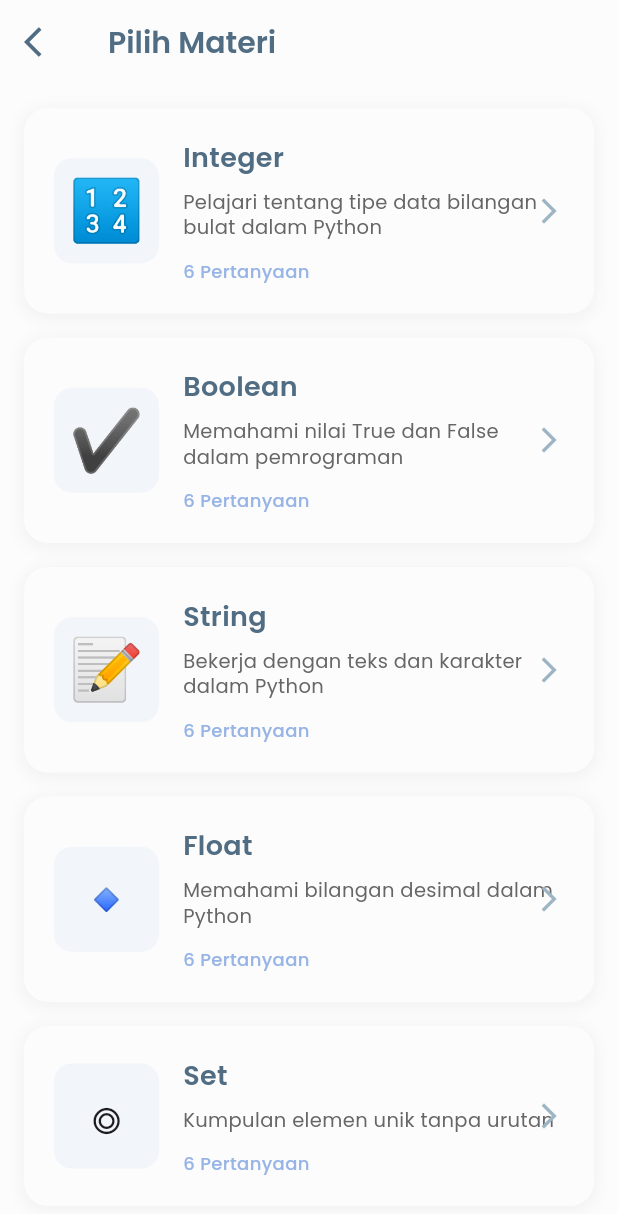
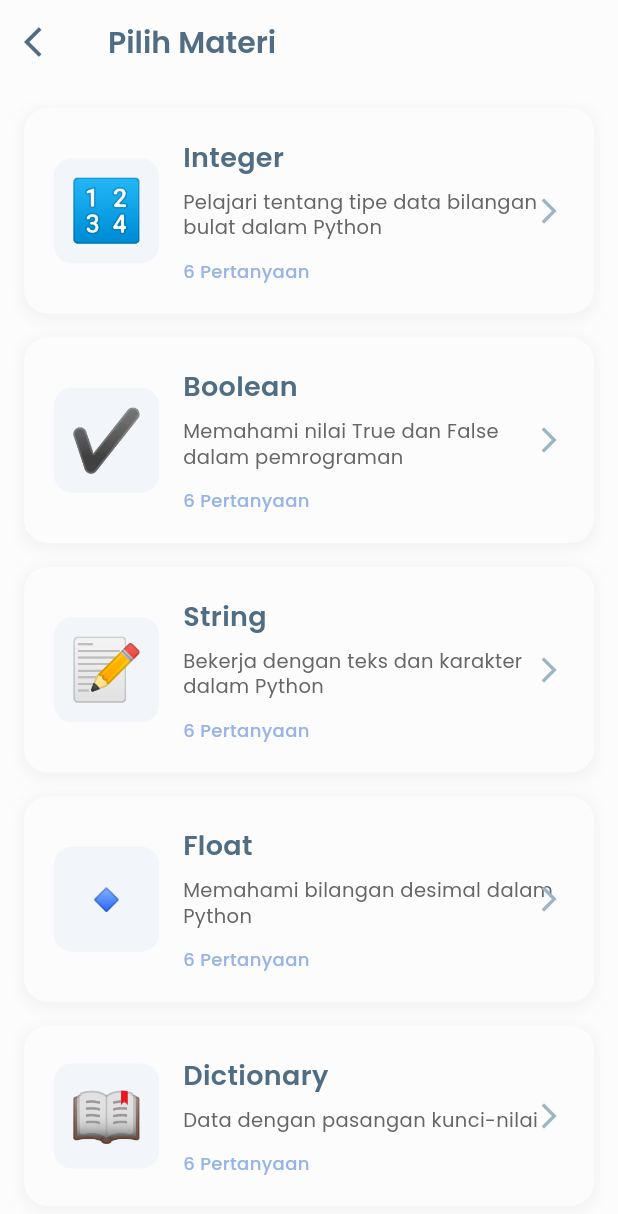
Before and after one commit to keepdahustle/ARPY, a Flutter app: the TasksScreen screen opened directly, after a tap on "Mulai Quiz", on a phone screen of 412 x 824 dp. Shown: the top 1214 px of the screen. Run offline on Flutter 3.47's test engine with Material 3 defaults, Android fonts, the phone set to English and light mode, and no system bars; our stand-ins replace camera, file_picker, google_fonts, pdf, permission_handler, printing and 1 more; missing offline and left inert: model_viewer_plus; accounts and stored records are empty.

Commit message:
feat: complete dynamic GLB 3D asset mapping for 5 core Python materials
- Map Integer, Float, String, Boolean, Dictionary to assets/3d/<Material>.glb
- Enable dynamic 3D lock in AR camera reticle
- Remove Set material references from models and screens

Co-Authored-By: Claude Code <noreply@anthropic.com>

```diff
--- a/lib/models/quiz_question.dart
+++ b/lib/models/quiz_question.dart
@@ -28,7 +28,7 @@ class PythonMaterial {
   });
 }
 
-// Quiz Data untuk 6 materi dasar Python
+// Quiz Data untuk 5 materi dasar Python
 class QuizDataManager {
   static List<PythonMaterial> getAllMaterials() {
     return [
@@ -36,7 +36,6 @@ class QuizDataManager {
       _getBooleanMaterial(),
       _getStringMaterial(),
       _getFloatMaterial(),
-      _getSetMaterial(),
       _getDictionaryMaterial(),
     ];
   }
@@ -252,59 +251,6 @@ class QuizDataManager {
     );
   }
 
-  static PythonMaterial _getSetMaterial() {
-    return PythonMaterial(
-      id: 'set',
-      name: 'Set',
-      description: 'Kumpulan elemen unik tanpa urutan',
-      icon: '◎',
-      questions: [
-        QuizQuestion(
-          question: 'Bagaimana cara membuat Set dalam Python?',
-          options: ['[1,2,3]', '{1,2,3}', '(1,2,3)', 'set(1,2,3)'],
-          correctAnswerIndex: 1,
-          explanation:
-              'Set dibuat menggunakan kurung kurawal {}. Set tidak dapat memiliki duplikat.',
-        ),
-        QuizQuestion(
-          question: 'Apa karakteristik utama dari Set?',
-          options: ['Urut dan bisa duplikat', 'Tidak urut dan tidak bisa duplikat', 'Urut dan tidak bisa duplikat', 'Tidak urut dan bisa duplikat'],
-          correctAnswerIndex: 1,
-          explanation:
-              'Set tidak memiliki urutan tertentu dan secara otomatis menghapus duplikat.',
-        ),
-        QuizQuestion(
-          question: 'Apa hasil dari {1,2,2,3}?',
-          options: ['{1,2,2,3}', '{1,2,3}', 'Error', '{3,2,1}'],
-          correctAnswerIndex: 1,
-          explanation:
-              'Set secara otomatis menghapus duplikat. Hasil dari {1,2,2,3} adalah {1,2,3}.',
-        ),
-        QuizQuestion(
-          question: 'Metode mana untuk menambah elemen ke Set?',
-          options: ['add()', 'append()', 'insert()', 'push()'],
-          correctAnswerIndex: 0,
-          explanation:
-              'Method add() digunakan untuk menambah satu elemen ke Set.',
-        ),
-        QuizQuestion(
-          question: 'Bagaimana cara menghapus semua elemen Set?',
-          options: ['del()', 'remove()', 'clear()', 'pop()'],
-          correctAnswerIndex: 2,
-          explanation:
-              'Method clear() digunakan untuk menghapus semua elemen dalam Set.',
-        ),
-        QuizQuestion(
-          question: 'Operasi mana yang merupakan gabungan dua Set?',
-          options: ['Set1 & Set2', 'Set1 | Set2', 'Set1 + Set2', 'Set1 - Set2'],
-          correctAnswerIndex: 1,
-          explanation:
-              'Operator | (pipe) digunakan untuk menggabungkan dua Set. Set1 | Set2',
-        ),
-      ],
-    );
-  }
-
   static PythonMaterial _getDictionaryMaterial() {
     return PythonMaterial(
       id: 'dictionary',
--- a/lib/screens/ar_result_screen.dart
+++ b/lib/screens/ar_result_screen.dart
@@ -256,6 +256,14 @@ class _ARResultScreenState extends State<ARResultScreen> {
     switch (materialName.toLowerCase()) {
       case 'integer':
         return 'assets/3d/Integer.glb';
+      case 'float':
+        return 'assets/3d/Float.glb';
+      case 'string':
+        return 'assets/3d/String.glb';
+      case 'boolean':
+        return 'assets/3d/Boolean.glb';
+      case 'dictionary':
+        return 'assets/3d/Dictionary.glb';
       default:
         return 'assets/3d/Integer.glb';
     }
@@ -271,8 +279,6 @@ class _ARResultScreenState extends State<ARResultScreen> {
         return 'String adalah tipe data untuk teks atau karakter. Dalam Python, string ditulis di dalam tanda kutip, baik tunggal (\') maupun ganda (\"). Contoh: "Hello World" atau \'Python\'.';
       case 'boolean':
         return 'Boolean (bool) adalah tipe data logika yang hanya bernilai True atau False. Digunakan untuk evaluasi kondisi dan alur keputusan.';
-      case 'set':
-        return 'Set adalah tipe data koleksi yang tidak berurut dan tidak mengizinkan duplikasi. Set digunakan untuk menyimpan beberapa item unik dalam satu variabel.';
       case 'dictionary':
         return 'Dictionary adalah struktur data key-value pair yang terurut dan mutable untuk menyimpan data terstruktur.';
       default:
--- a/lib/screens/materi_screen.dart
+++ b/lib/screens/materi_screen.dart
@@ -12,7 +12,7 @@ class MateriScreen extends StatelessWidget {
     this.materialName = '',
   });
 
-  // Data keenam materi dikumpulkan dalam satu List
+  // Data kelima materi dikumpulkan dalam satu List
   final List<Map<String, dynamic>> listMateri = const [
     {
       'nama': 'INTEGER',
@@ -74,22 +74,6 @@ class MateriScreen extends StatelessWidget {
         'Hanya memiliki dua nilai: True atau False.',
         'Wajib menggunakan huruf kapital di awal kata.',
         'Sering dihasilkan dari operasi perbandingan (>, <, ==).'
-      ]
-    },
-    {
-      'nama': 'SET',
-      'icon': Icons.shopping_basket_outlined,
-      'color': Colors.teal,
-      'definisi':
-          'Set adalah Kumpulan data unik (tidak ada duplikat), tidak berurutan, dan tidak bisa diakses melalui indeks.',
-      'penjelasan':
-          'Set sangat berguna ketika kamu ingin menyimpan banyak data namun memastikan tidak ada data yang kembar. Karena sifatnya yang tidak berurutan, kamu tidak bisa memanggil item di dalam Set menggunakan nomor urut (indeks).',
-      'contoh_kode':
-          'keranjang = {"apel", "jeruk", "tomat"}\nangka = {1, 2, 2, 3} # Hasil: {1, 2, 3}',
-      'poin': [
-        'Item di dalamnya selalu unik (tidak kembar).',
-        'Tidak memiliki indeks (unordered).',
-        'Didefinisikan menggunakan kurung kurawal {}.'
       ]
     },
     {
--- a/lib/screens/material_detail_screen.dart
+++ b/lib/screens/material_detail_screen.dart
@@ -210,21 +210,6 @@ Bayangkan "Saklar Lampu" atau "Pintu Sensor Otomatis". Saklar hanya punya dua po
    • `not` : Membalikkan nilai logika (not True -> False).
 3. Percabangan `if-elif-else`: Mengontrol arah jalan program berdasarkan kondisi boolean.""";
 
-      case 'set':
-        return """📌 APA ITU SET (set)?
-Set adalah struktur data koleksi yang bersifat *unordered* (tidak berurutan), *unindexed* (tidak memiliki indeks posisi), dan *unique* (otomatis menghapus duplikasi elemen). Dideklarasikan dengan kurung kurawal `{}` atau fungsi `set()`.
-
-💡 ANALOGI DUNIA NYATA:
-Bayangkan "Kantong Kelereng Unik" atau "Daftar Hadir Siswa". Meskipun seorang siswa memindai absensi 3 kali berturut-turut, namanya hanya tercatat satu kali di daftar hadir. Posisi namanya pun tidak terikat urutan tertentu.
-
-⚙️ KARAKTERISTIK PENTING DALAM PYTHON:
-1. Otomatis Menghilangkan Duplikat: Sangat ampuh untuk membersihkan data berulang dari form atau database.
-2. Operasi Himpunan Matematika Super Cepat:
-   • Irisan / Intersection (`&`): Elemen yang ada di kedua himpunan.
-   • Gabungan / Union (`|`): Menggabungkan semua elemen unik dari kedua himpunan.
-   • Selisih / Difference (`-`): Elemen yang hanya ada di himpunan pertama.
-3. Membership Testing Cepat: Pengecekan `item in my_set` berjalan dalam kompleksitas waktu O(1) konstan berkat mekanisme hashing.""";
-
       case 'dictionary':
         return """📌 APA ITU DICTIONARY (dict)?
 Dictionary adalah struktur data berbasis pemetaan Pasangan Kunci-Nilai (*Key-Value Pairs*). Kunci (Key) harus bersifat unik dan immutable (biasanya string atau int), sedangkan Nilai (Value) dapat berupa tipe data apa saja.
@@ -357,32 +342,6 @@ keranjang_belanja = []  # List kosong dianggap False
 if not keranjang_belanja:
     print("Keranjang Anda masih kosong, yuk belanja!")""";
 
-      case 'set':
-        return """# === 1. ELIMINASI DUPLIKASI DATA OTOMATIS ===
-daftar_id_peserta = [101, 102, 103, 101, 104, 102, 105, 101]
-
-# Konversi list ke set untuk mengambil ID unik
-peserta_unik = set(daftar_id_peserta)
-print("Data mentah (ada duplikat):", daftar_id_peserta)
-print("Data unik (bebas duplikat):", peserta_unik)
-print("Jumlah peserta asli:", len(peserta_unik))
-
-# === 2. OPERASI HIMPUNAN (SET OPERATIONS) ===
-skill_kelas_python = {"Variable", "Loop", "Function", "OOP", "AR"}
-skill_siswa = {"Variable", "Loop", "HTML", "CSS"}
-
-# Irisan (Intersection): Skill yang sudah dikuasai siswa di kelas
-skill_dikuasai = skill_kelas_python & skill_siswa
-print("Skill yang cocok:", skill_dikuasai) # {'Variable', 'Loop'}
-
-# Selisih (Difference): Skill yang masih harus dipelajari siswa
-skill_harus_belajar = skill_kelas_python - skill_siswa
-print("Materi yang belum dipelajari:", skill_harus_belajar) # {'Function', 'OOP', 'AR'}
-
-# === 3. MEMBERSHIP TESTING CEPAT ===
-if "AR" in skill_kelas_python:
-    print("Fitur AR tersedia di kurikulum!")""";
-
       case 'dictionary':
         return """# === 1. MEMBUAT & MENGAKSES STRUKTUR DATA USER ===
 profil_siswa = {
--- a/lib/screens/tasks_screen.dart
+++ b/lib/screens/tasks_screen.dart
@@ -171,7 +171,7 @@ class _TasksScreenState extends State<TasksScreen> {
                         borderRadius: BorderRadius.circular(8),
                       ),
                       child: Text(
-                        '6 Materi: Integer, Boolean, String, Float, Set, Dictionary',
+                        '5 Materi: Integer, Boolean, String, Float, Dictionary',
                         style: GoogleFonts.poppins(
                           fontSize: 13,
                           color: AppColors.secondaryIndigo,
```
Also changed, not shown: lib/screens/ar_scan_screen.dart (+18 -1 lines), 4 other files.
